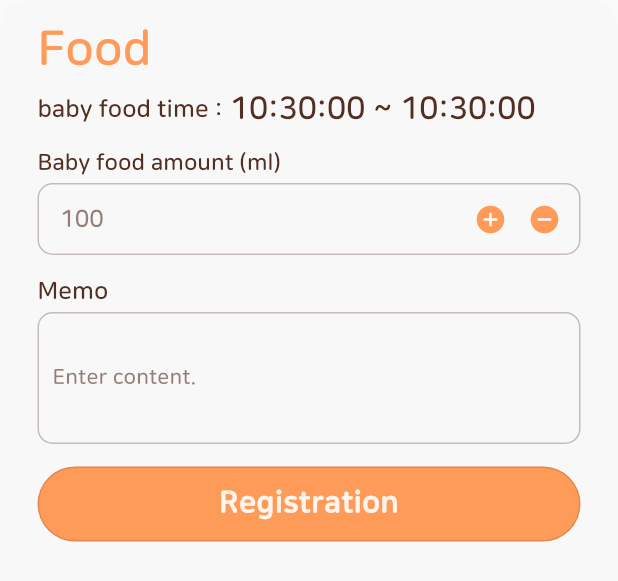
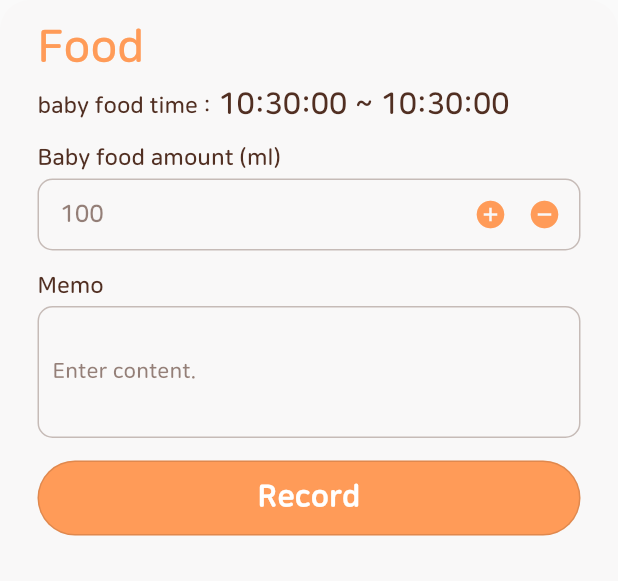
Before and after one commit to LSTM2023/BoB-AppPart, a Flutter app: the BabyFoodStopwatchBottomSheet widget shown alone on an empty page, opened directly with empty values, on a phone screen of 412 x 824 dp. Shown: the top 581 px of the screen. Run offline on Flutter 3.47's test engine with Material 2 defaults, Android fonts, the phone set to English and light mode, and no system bars; our stand-ins replace badges, carousel_slider, dio, dropdown_textfield, easy_localization, firebase_core and 12 more; missing offline and left inert: flutter_naver_login, flutter_vlc_player, horizontal_picker, jwt_decode, multi_masked_formatter, omni_datetime_picker and 2 more; accounts and stored records are empty.

Commit message:
:recycle: HomePage: StopwatchBottomSheet code refactoring

```diff
--- a/BoB/lib/screens/HomePage/StopwatchBottomSheet/babyFood_stopwatch_sheet.dart
+++ b/BoB/lib/screens/HomePage/StopwatchBottomSheet/babyFood_stopwatch_sheet.dart
@@ -1,7 +1,6 @@
+import 'package:bob/widgets/text.dart';
 import 'package:flutter/material.dart';
-import 'package:bottom_picker/bottom_picker.dart';
 import 'package:intl/intl.dart';
-import 'package:omni_datetime_picker/omni_datetime_picker.dart';
 import 'package:get/get.dart';
 import '../../../services/backend.dart';
 import '../../../widgets/pharse.dart';
@@ -15,7 +14,6 @@ class BabyFoodStopwatchBottomSheet extends StatefulWidget {
   final Function(int mode, String data, DateTime date) changeRecord;
 
   const BabyFoodStopwatchBottomSheet(this.babyId, this.startT, this.endT, {Key? key, required this.changeRecord}) : super(key: key);
-  //final String feedingTime;
 
   @override
   State<BabyFoodStopwatchBottomSheet> createState() => _BabyFoodStopwatchBottomSheet();
@@ -52,7 +50,7 @@ class _BabyFoodStopwatchBottomSheet extends State<BabyFoodStopwatchBottomSheet>
               child: Row(
                 mainAxisAlignment: MainAxisAlignment.start,
                 children: [
-                  Text('life2'.tr, style: const TextStyle(fontSize: 32, color: Color(0xfffF9B58), fontFamily: 'NanumSquareRound', fontWeight: FontWeight.bold),),
+                  label('life2'.tr, 'bold', 30, 'babyFood')
                 ],
               ),
             ),
@@ -63,17 +61,16 @@ class _BabyFoodStopwatchBottomSheet extends State<BabyFoodStopwatchBottomSheet>
                 children: [
                   Row(
                     children: [
-                      Text('babyfood_time'.tr, style: TextStyle(fontSize: 16, color: Color(0xff512F22), fontFamily: 'NanumSquareRound', fontWeight: FontWeight.bold)),
+                      label('babyfood_time'.tr, 'bold', 15, 'base100'),
                       const SizedBox(width: 5),
-                      Text('${DateFormat('HH:mm:ss').format(widget.startT)} ~ ${DateFormat('HH:mm:ss').format(widget.endT)}', style: const TextStyle(color: Color(0xff512F22), fontSize: 21, fontFamily: 'NanumSquareRound', fontWeight: FontWeight.bold)),
+                      label('${DateFormat('HH:mm:ss').format(widget.startT)} ~ ${DateFormat('HH:mm:ss').format(widget.endT)}', 'bold', 20, 'base100')
                     ],
                   ),
                   const SizedBox(height: 15),
-                  Text('amount_food'.tr, style: const TextStyle(fontSize: 15, color: Color(0xff512F22), fontFamily: 'NanumSquareRound', fontWeight: FontWeight.bold)),
+                  label('amount_food'.tr, 'bold', 15, 'base100'),
                   const SizedBox(height: 5),
                   GestureDetector(
                     onTap: () {
-                      // FocusScope.of(context).unfocus();
                       Navigator.pop(context);
                     },
                     child: SizedBox(
@@ -120,7 +117,7 @@ class _BabyFoodStopwatchBottomSheet extends State<BabyFoodStopwatchBottomSheet>
                     ),
                   ),
                   const SizedBox(height: 15),
-                  Text('memo'.tr, style: TextStyle(fontSize: 16, color: Color(0xff512F22), fontFamily: 'NanumSquareRound', fontWeight: FontWeight.bold)),
+                  label('memo'.tr, 'bold', 15, 'base100'),
                   const SizedBox(height: 5),
                   GestureDetector(
                     onTap: () {
@@ -172,7 +169,7 @@ class _BabyFoodStopwatchBottomSheet extends State<BabyFoodStopwatchBottomSheet>
                             borderRadius: BorderRadius.all(Radius.circular(30))
                         ),
                       ),
-                      child: Text('registration'.tr,style: const TextStyle(fontSize: 20, fontFamily: 'NanumSquareRound', fontWeight: FontWeight.w800),),
+                      child: label('register_record'.tr, 'extra-bold', 20, 'white'),
                     ),
                   )
                 ],
--- a/BoB/lib/screens/main_1_home.dart
+++ b/BoB/lib/screens/main_1_home.dart
@@ -473,9 +473,9 @@ class MainHomeState extends State<Main_Home> {
                             ),
                             const SizedBox(height: 10),
                             if(getGrowthRecordList.isEmpty)
-                              label('first_growth_record'.tr, 'normal', 11, 'grey'),
+                              label('first_growth_record'.tr, 'normal', 11, 'Grey'),
                             if(getGrowthRecordList.isNotEmpty)
-                              label('${getGrowthRecordList.last['date'].toString()} ${'new_update'.tr}', 'noraml', 12, 'grey'),
+                              label('${getGrowthRecordList.last['date'].toString()} ${'new_update'.tr}', 'noraml', 12, 'Grey'),
                             const SizedBox(height: 23),
                             Column(
                               crossAxisAlignment: CrossAxisAlignment.start,
```
Also changed, not shown: BoB/lib/screens/HomePage/StopwatchBottomSheet/feedingBottle_stopwatch_sheet.dart (+10 -13 lines), BoB/lib/screens/HomePage/StopwatchBottomSheet/feeding_stopwatch_sheet.dart (+13 -19 lines), BoB/lib/screens/HomePage/StopwatchBottomSheet/sleep_stopwatch_sheet.dart (+6 -9 lines).
